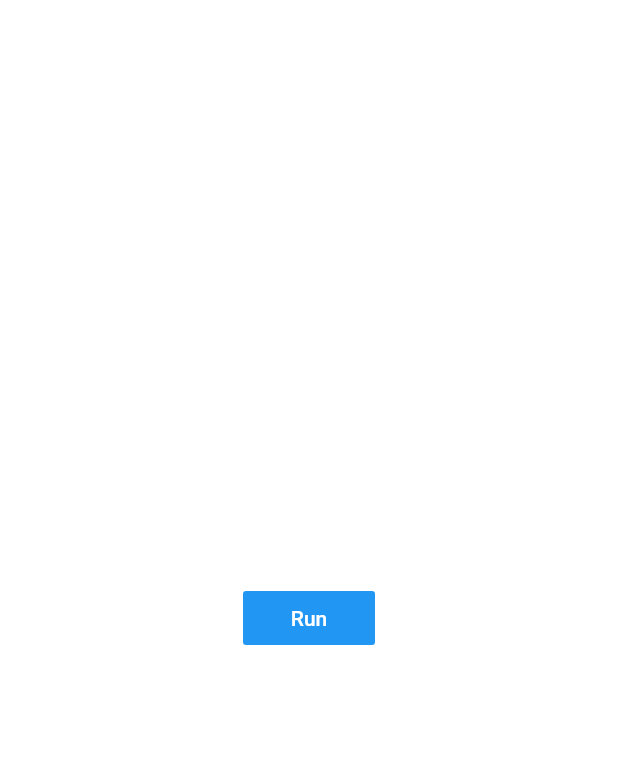
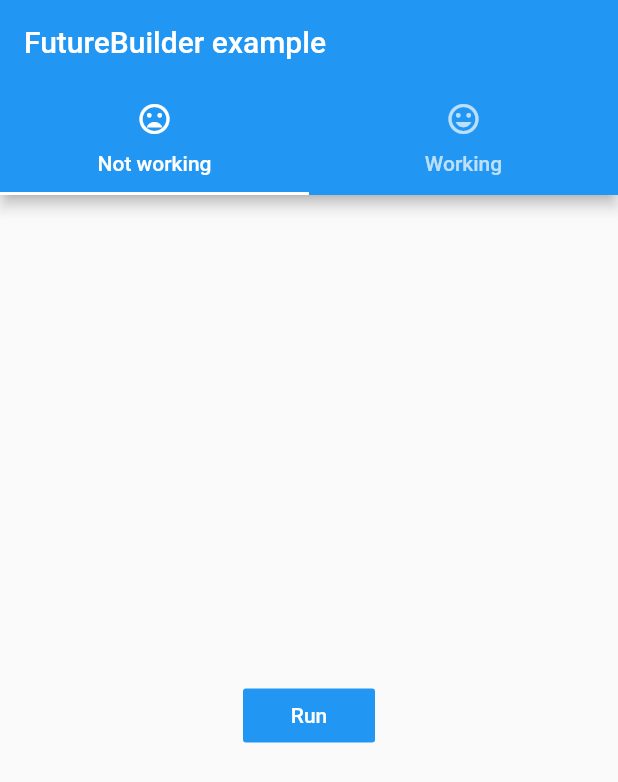
Before and after one commit to ddikman/flutter-rerunnable-future-builder, a Flutter app: the screen it shows after launch, on a phone screen of 412 x 824 dp. Shown: the top 782 px of the screen. Run offline on Flutter 3.47's test engine with Material 2 defaults, Android fonts, the phone set to English and light mode, and no system bars.

Commit message:
Added in placeholder for working example.

```diff
--- a/lib/future_use_widget.dart
+++ b/lib/failing_future_example.dart
@@ -6,16 +6,16 @@ import 'label.dart';
 
 typedef Future<int> FutureGenerator();
 
-class FutureUseWidget extends StatefulWidget {
+class FailingFutureExample extends StatefulWidget {
   final FutureGenerator generator;
 
-  const FutureUseWidget({Key key, this.generator}) : super(key: key);
+  const FailingFutureExample({Key key, this.generator}) : super(key: key);
 
   @override
-  _FutureUseWidgetState createState() => _FutureUseWidgetState();
+  _FailingFutureExampleState createState() => _FailingFutureExampleState();
 }
 
-class _FutureUseWidgetState extends State<FutureUseWidget> {
+class _FailingFutureExampleState extends State<FailingFutureExample> {
   Future<int> _future;
 
   @override
--- a/lib/main.dart
+++ b/lib/main.dart
@@ -2,7 +2,9 @@ import 'dart:async';
 import 'dart:math';
 
 import 'package:flutter/material.dart';
-import 'package:reprofutureloader/future_use_widget.dart';
+import 'package:reprofutureloader/failing_future_example.dart';
+
+import 'label.dart';
 
 void main() => runApp(AppRoot());
 
@@ -12,7 +14,26 @@ class AppRoot extends StatelessWidget {
     return MaterialApp(
         home: Container(
             color: Colors.white,
-            child: Center(child: FutureUseWidget(generator: _generateRandomInt))
+            child: DefaultTabController(
+              length: 2,
+              child: Scaffold(
+                appBar: AppBar(
+                  title: Text('FutureBuilder example'),
+                  bottom: TabBar(
+                    tabs: <Widget>[
+                      Tab(icon: Icon(Icons.mood_bad), text: 'Not working'),
+                      Tab(icon: Icon(Icons.mood), text: 'Working'),
+                    ],
+                  ),
+                ),
+                body: TabBarView(
+                  children: <Widget>[
+                    Center(child: FailingFutureExample(generator: _generateRandomInt)),
+                    Center(child: Label('Nice one'))
+                  ],
+                )
+              ),
+            )
         )
     );
   }
```
